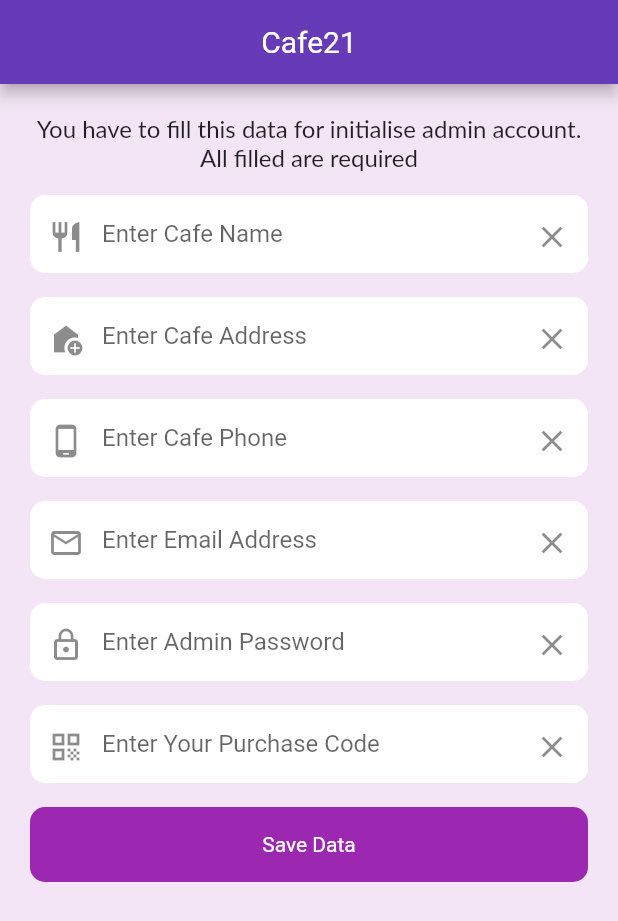
After one commit to jakariya0dev/cafe21, a Flutter app: the FirstAdmin screen opened directly, on a phone screen of 412 x 824 dp. The commit adds this screen. Shown: the top 921 px of the screen. Run offline on Flutter 3.47's test engine with Material 2 defaults, Android fonts, the phone set to English and light mode, and no system bars; our stand-ins replace cloud_firestore, connectivity_plus, firebase_auth, firebase_core, shared_preferences; missing offline and left inert: blue_thermal_printer; accounts and stored records are empty.

Commit message:
onboarding, cafe details page added

```diff
--- a/lib/main.dart
+++ b/lib/main.dart
@@ -25,7 +25,8 @@ class MyApp extends StatelessWidget {
       title: 'Flutter Demo',
       theme: ThemeData(
         primarySwatch: Colors.deepPurple,
-        fontFamily: 'Roboto'
+        fontFamily: 'Roboto',
+        scaffoldBackgroundColor: Colors.purple.shade50
       ),
       home: const SplashScreen(),
       scaffoldMessengerKey: scaffoldMessengerKey,
--- a/lib/model/data.dart
+++ b/lib/model/data.dart
@@ -9,3 +9,4 @@ List <InvoiceModel> allSellsData = [];
 List allFoodsData = [];
 List allWaiterData = [];
 List allCategoryData = [];
+Map<String, String> cafeDetails = {};
--- /dev/null
+++ b/lib/views/first_admin.dart
@@ -0,0 +1,207 @@
+import 'package:flutter/material.dart';
+
+import '../controller/common_function.dart';
+
+class FirstAdmin extends StatefulWidget {
+  const FirstAdmin({Key? key}) : super(key: key);
+
+  @override
+  State<FirstAdmin> createState() => _FirstAdminState();
+}
+
+class _FirstAdminState extends State<FirstAdmin> {
+  TextEditingController cafeNameController = TextEditingController();
+  TextEditingController cafeAddressController = TextEditingController();
+  TextEditingController cafePhoneController = TextEditingController();
+  TextEditingController adminEmailController = TextEditingController();
+  TextEditingController cafePasswordController = TextEditingController();
+  TextEditingController purchaseCodeController = TextEditingController();
+
+  EdgeInsets containerPadding =
+      const EdgeInsets.only(left: 0, right: 0, top: 4);
+  BoxDecoration containerDecoration = BoxDecoration(
+      color: Colors.white, borderRadius: BorderRadius.circular(10));
+  double containerGap = 16;
+
+  @override
+  Widget build(BuildContext context) {
+    return Scaffold(
+      appBar: AppBar(
+        title: const Text('Cafe21'),
+        centerTitle: true,
+        automaticallyImplyLeading: false,
+      ),
+      body: Container(
+        padding: const EdgeInsets.all(20),
+        child: SingleChildScrollView(
+          child: Column(
+            crossAxisAlignment: CrossAxisAlignment.center,
+            children: [
+              const Text(
+                'You have to fill this data for initialise admin account. All filled are required',
+                textAlign: TextAlign.center,
+                style: TextStyle(fontSize: 16, fontFamily: 'Lato'),
+              ),
+              SizedBox(height: containerGap),
+              Container(
+                padding: containerPadding,
+                decoration: containerDecoration,
+                child: TextField(
+                  controller: cafeNameController,
+                  decoration: InputDecoration(
+                      hintText: 'Enter Cafe Name',
+                      border: InputBorder.none,
+                      prefixIcon: const Icon(Icons.restaurant),
+                      suffixIcon: InkWell(
+                          onTap: () {
+                            cafeNameController.clear();
+                            setState(() {});
+                          },
+                          child: const Icon(Icons.clear))),
+                ),
+              ),
+              SizedBox(height: containerGap),
+              Container(
+                padding: containerPadding,
+                decoration: containerDecoration,
+                child: TextField(
+                  controller: cafeAddressController,
+                  decoration: InputDecoration(
+                      hintText: 'Enter Cafe Address',
+                      border: InputBorder.none,
+                      prefixIcon: const Icon(Icons.add_home),
+                      suffixIcon: InkWell(
+                          onTap: () {
+                            cafeAddressController.clear();
+                            setState(() {});
+                          },
+                          child: const Icon(Icons.clear))),
+                ),
+              ),
+              SizedBox(height: containerGap),
+              Container(
+                padding: containerPadding,
+                decoration: containerDecoration,
+                child: TextField(
+                  controller: cafePhoneController,
+                  decoration: InputDecoration(
+                      hintText: 'Enter Cafe Phone',
+                      border: InputBorder.none,
+                      prefixIcon: const Icon(Icons.phone_android_rounded),
+                      suffixIcon: InkWell(
+                          onTap: () {
+                            cafePhoneController.clear();
+                            setState(() {});
+                          },
+                          child: const Icon(Icons.clear))),
+                ),
+              ),
+              SizedBox(height: containerGap),
+              Container(
+                padding: containerPadding,
+                decoration: containerDecoration,
+                child: TextField(
+                  controller: adminEmailController,
+                  decoration: InputDecoration(
+                      hintText: 'Enter Email Address',
+                      border: InputBorder.none,
+                      prefixIcon: const Icon(Icons.email_outlined),
+                      suffixIcon: InkWell(
+                          onTap: () {
+                            adminEmailController.clear();
+                            setState(() {});
+                          },
+                          child: const Icon(Icons.clear))),
+                ),
+              ),
+              SizedBox(height: containerGap),
+              Container(
+                padding: containerPadding,
+                decoration: containerDecoration,
+                child: TextField(
+                  controller: cafePasswordController,
+                  decoration: InputDecoration(
+                      hintText: 'Enter Admin Password',
+                      border: InputBorder.none,
+                      prefixIcon: const Icon(Icons.lock_outline),
+                      suffixIcon: InkWell(
+                          onTap: () {
+                            cafePasswordController.clear();
+                            setState(() {});
+                          },
+                          child: const Icon(Icons.clear))),
+                ),
+              ),
+              SizedBox(height: containerGap),
+              Container(
+                padding: containerPadding,
+                decoration: containerDecoration,
+                child: TextField(
+                  controller: purchaseCodeController,
+                  decoration: InputDecoration(
+                      hintText: 'Enter Your Purchase Code',
+                      border: InputBorder.none,
+                      prefixIcon: const Icon(Icons.qr_code_sharp),
+                      suffixIcon: InkWell(
+                          onTap: () {
+                            purchaseCodeController.clear();
+                            setState(() {});
+                          },
+                          child: const Icon(Icons.clear))),
+                ),
+              ),
+              SizedBox(height: containerGap),
+              InkWell(
+                onTap: saveData,
+                child: Container(
+                  width: double.maxFinite,
+                  height: 50,
+                  decoration: BoxDecoration(
+                      color: Colors.purple,
+                      borderRadius: BorderRadius.circular(10)),
+                  child: const Center(
+                      child: Text(
+                    'Save Data',
+                    style: TextStyle(color: Colors.white),
+                  )),
+                ),
+              ),
+            ],
+          ),
+        ),
+      ),
+    );
+  }
+
+  saveData(){
+
+    bool isEmailValid = RegExp(
+        r"^[a-zA-Z0-9.a-zA-Z0-9!#$%&'*+-/=?^_`{|}~]+@[a-zA-Z0-9]+\.[a-zA-Z]+").hasMatch(adminEmailController.text);
+
+    if(cafeNameController.text.isEmpty){
+      CommonFunction().showSnackBar('Enter Cafe Name', context);
+    }
+    else if(cafeAddressController.text.isEmpty) {
+      CommonFunction().showSnackBar('Enter Cafe Address', context);
+    }
+    else if(cafePhoneController.text.isEmpty){
+      CommonFunction().showSnackBar('Enter Cafe Phone', context);
+    }
+    else if(adminEmailController.text.isEmpty){
+      CommonFunction().showSnackBar('Enter Email Address', context);
+    }
+    else if(isEmailValid == false){
+      CommonFunction().showSnackBar('Email not valid', context);
+    }
+    else if(cafePasswordController.text.isEmpty){
+      CommonFunction().showSnackBar('Enter Admin Password', context);
+    }
+    else if(purchaseCodeController.text.isEmpty){
+      CommonFunction().showSnackBar('Enter Purchase Code', context);
+    }
+    else{
+      print("object");
+    }
+
+  }
+}
--- a/lib/views/first_page.dart
+++ b/lib/views/first_page.dart
@@ -1,3 +1,4 @@
+import 'package:cafe21/controller/common_function.dart';
 import 'package:flutter/material.dart';
 import 'package:shared_preferences/shared_preferences.dart';
 import 'dashboard_page.dart';
@@ -31,8 +32,10 @@ class _FirstPageState extends State<FirstPage> {
 
   @override
   Widget build(BuildContext context) {
+
     double height = MediaQuery.of(context).size.height;
     double width = MediaQuery.of(context).size.width;
+
     return Scaffold(
       body: SafeArea(
         child: Container(
@@ -64,7 +67,9 @@ class _FirstPageState extends State<FirstPage> {
             ),
             TextButton(
               onPressed: index == 2 ? () async {
+
                 await prefs.setBool('isNotFirstInstall', true);
+                await CommonFunction.generateDatabase();
                 Navigator.push(context, MaterialPageRoute(builder: (context) => const DashBoard()));
               } :() {
                 index++; setState(() {});
--- a/lib/views/splash_screen.dart
+++ b/lib/views/splash_screen.dart
@@ -1,4 +1,5 @@
 import 'package:cafe21/views/dashboard_page.dart';
+import 'package:cafe21/views/first_admin.dart';
 import 'package:cafe21/views/login_page.dart';
 import 'package:shared_preferences/shared_preferences.dart';
 import 'package:flutter/material.dart';
@@ -30,6 +31,7 @@ class _SplashScreenState extends State<SplashScreen> {
       if(prefs.getBool('isNotFirstInstall') == true){
         if(prefs.getBool('isLogged') == true){
           Navigator.push(context, MaterialPageRoute(builder: (context) => const DashBoard()));
+          // Navigator.push(context, MaterialPageRoute(builder: (context) => const FirstAdmin()));
         }else{
           Navigator.push(context, MaterialPageRoute(builder: (context) => const LoginPage()));
         }
@@ -40,6 +42,7 @@ class _SplashScreenState extends State<SplashScreen> {
 
     });
   }
+
   @override
   Widget build(BuildContext context) {
     return Scaffold(
```
Also changed, not shown: lib/controller/common_function.dart (+28 -40 lines), lib/controller/dashboard_controller.dart (+4 -4 lines), lib/views/admin_dashboard.dart (+8 -11 lines), lib/views/cafe_details.dart (added, +198 -0 lines), lib/views/invoice_list.dart (+10 -9 lines).
